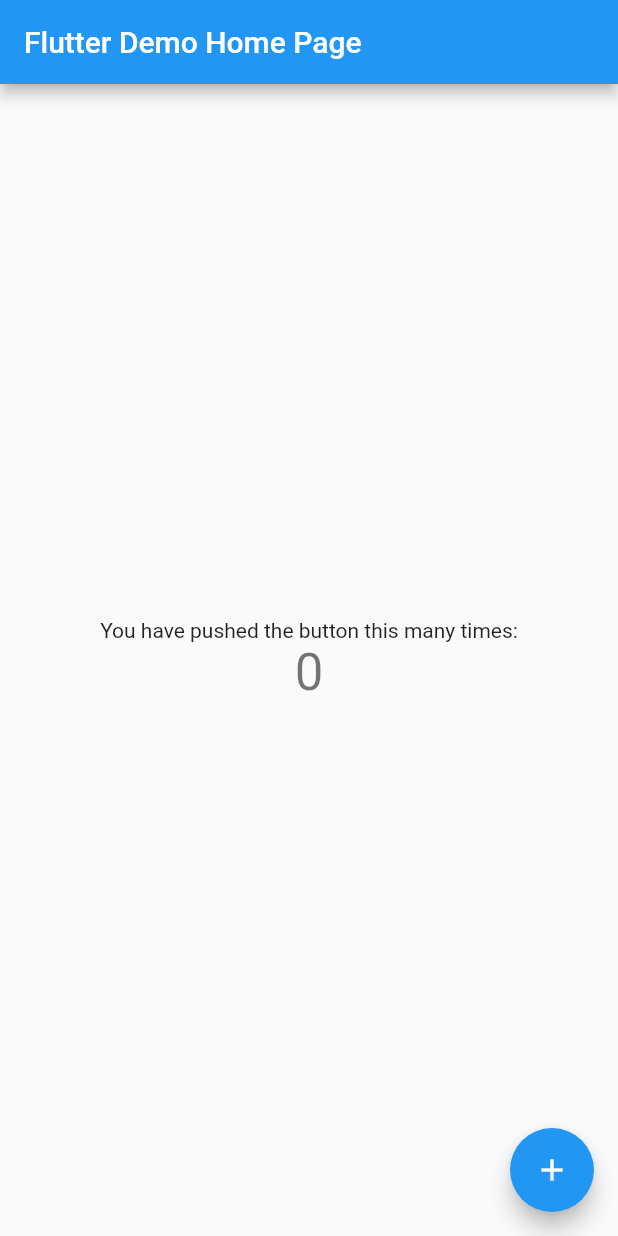
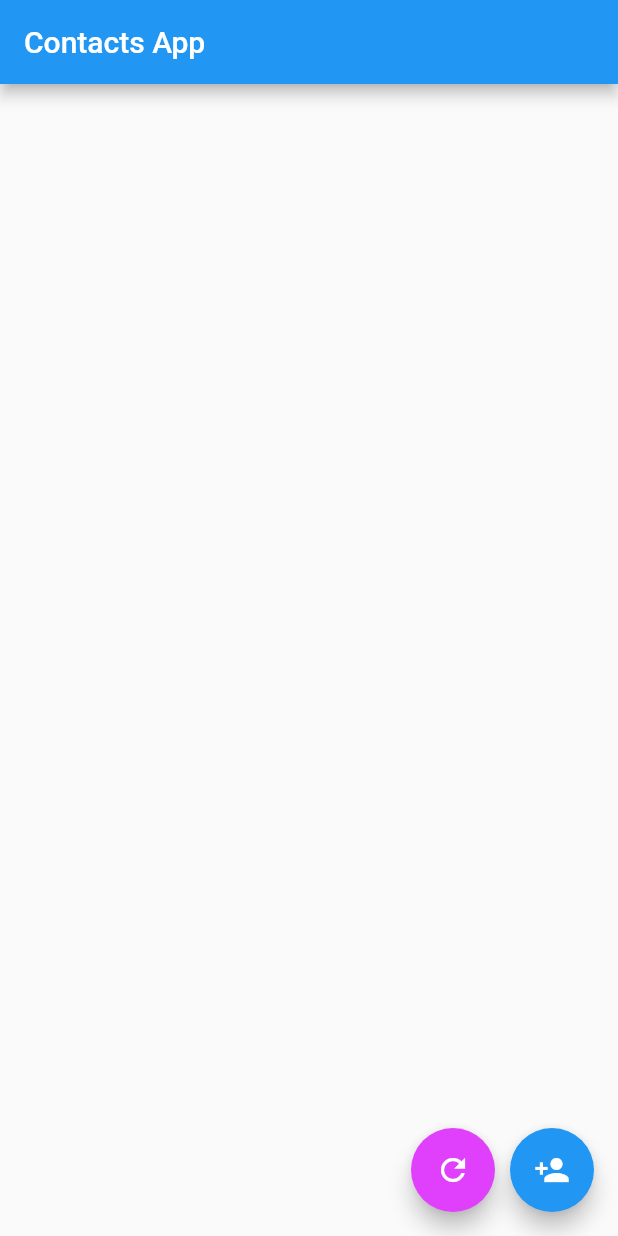
Before and after one commit to AyushTripathi28/ContactsApp, a Flutter app: the screen it shows after launch, on a phone screen of 412 x 824 dp. Run offline on Flutter 3.47's test engine with Material 2 defaults, Android fonts, the phone set to English and light mode, and no system bars; our stand-ins replace shelf, shelf_web_socket; missing offline and left inert: mongo_dart, shelf_router.

Commit message:
adding modal class

```diff
--- /dev/null
+++ b/packages/contactsapp_frontend/lib/api.dart
@@ -0,0 +1,18 @@
+class Contact {
+  Contact._(this.id, this.name, this.initials);
+
+  final String id;
+  final String name;
+  final String initials;
+
+  factory Contact.fromJson(Map<String, dynamic> json) {
+    final name = json['name'];
+    final names = name.split(' ');
+    final initials = names[0].substring(0, 1) + names[1].substring(0, 1);
+
+    return Contact._(json['_id'], name, initials);
+  }
+
+  @override
+  List<String> get props => [id, name, initials];
+}
--- /dev/null
+++ b/packages/contactsapp_frontend/lib/homepage.dart
@@ -0,0 +1,43 @@
+import 'package:flutter/material.dart';
+
+class HomePage extends StatefulWidget {
+  const HomePage({Key? key}) : super(key: key);
+
+  @override
+  State<HomePage> createState() => _HomePageState();
+}
+
+class _HomePageState extends State<HomePage> {
+  @override
+  Widget build(BuildContext context) {
+    return Scaffold(
+      appBar: AppBar(
+        title: const Text('Contacts App'),
+      ),
+      body: Container(),
+      floatingActionButton: Row(
+        mainAxisAlignment: MainAxisAlignment.end,
+        children: [
+          FloatingActionButton(
+            onPressed: () {},
+            tooltip: "Refresh List",
+            backgroundColor: Colors.purpleAccent,
+            child: const Icon(
+              Icons.refresh,
+            ),
+          ),
+          const SizedBox(
+            width: 10,
+          ),
+          FloatingActionButton(
+            onPressed: () {},
+            tooltip: "Add new contacts",
+            child: const Icon(
+              Icons.person_add,
+            ),
+          ),
+        ],
+      ),
+    );
+  }
+}
--- a/packages/contactsapp_frontend/lib/main.dart
+++ b/packages/contactsapp_frontend/lib/main.dart
@@ -1,4 +1,6 @@
 import 'package:flutter/material.dart';
+
+import 'homepage.dart';
 
 void main() {
   runApp(const MyApp());
@@ -7,109 +9,14 @@ void main() {
 class MyApp extends StatelessWidget {
   const MyApp({Key? key}) : super(key: key);
 
-  // This widget is the root of your application.
   @override
   Widget build(BuildContext context) {
     return MaterialApp(
-      title: 'Flutter Demo',
+      title: 'Contacts App',
       theme: ThemeData(
-        // This is the theme of your application.
-        //
-        // Try running your application with "flutter run". You'll see the
-        // application has a blue toolbar. Then, without quitting the app, try
-        // changing the primarySwatch below to Colors.green and then invoke
-        // "hot reload" (press "r" in the console where you ran "flutter run",
-        // or simply save your changes to "hot reload" in a Flutter IDE).
-        // Notice that the counter didn't reset back to zero; the application
-        // is not restarted.
         primarySwatch: Colors.blue,
       ),
-      home: const MyHomePage(title: 'Flutter Demo Home Page'),
+      home: const HomePage(),
     );
   }
 }
-
-class MyHomePage extends StatefulWidget {
-  const MyHomePage({Key? key, required this.title}) : super(key: key);
-
-  // This widget is the home page of your application. It is stateful, meaning
-  // that it has a State object (defined below) that contains fields that affect
-  // how it looks.
-
-  // This class is the configuration for the state. It holds the values (in this
-  // case the title) provided by the parent (in this case the App widget) and
-  // used by the build method of the State. Fields in a Widget subclass are
-  // always marked "final".
-
-  final String title;
-
-  @override
-  State<MyHomePage> createState() => _MyHomePageState();
-}
-
-class _MyHomePageState extends State<MyHomePage> {
-  int _counter = 0;
-
-  void _incrementCounter() {
-    setState(() {
-      // This call to setState tells the Flutter framework that something has
-      // changed in this State, which causes it to rerun the build method below
-      // so that the display can reflect the updated values. If we changed
-      // _counter without calling setState(), then the build method would not be
-      // called again, and so nothing would appear to happen.
-      _counter++;
-    });
-  }
-
-  @override
-  Widget build(BuildContext context) {
-    // This method is rerun every time setState is called, for instance as done
-    // by the _incrementCounter method above.
-    //
-    // The Flutter framework has been optimized to make rerunning build methods
-    // fast, so that you can just rebuild anything that needs updating rather
-    // than having to individually change instances of widgets.
-    return Scaffold(
-      appBar: AppBar(
-        // Here we take the value from the MyHomePage object that was created by
-        // the App.build method, and use it to set our appbar title.
-        title: Text(widget.title),
-      ),
-      body: Center(
-        // Center is a layout widget. It takes a single child and positions it
-        // in the middle of the parent.
-        child: Column(
-          // Column is also a layout widget. It takes a list of children and
-          // arranges them vertically. By default, it sizes itself to fit its
-          // children horizontally, and tries to be as tall as its parent.
-          //
-          // Invoke "debug painting" (press "p" in the console, choose the
-          // "Toggle Debug Paint" action from the Flutter Inspector in Android
-          // Studio, or the "Toggle Debug Paint" command in Visual Studio Code)
-          // to see the wireframe for each widget.
-          //
-          // Column has various properties to control how it sizes itself and
-          // how it positions its children. Here we use mainAxisAlignment to
-          // center the children vertically; the main axis here is the vertical
-          // axis because Columns are vertical (the cross axis would be
-          // horizontal).
-          mainAxisAlignment: MainAxisAlignment.center,
-          children: <Widget>[
-            const Text(
-              'You have pushed the button this many times:',
-            ),
-            Text(
-              '$_counter',
-              style: Theme.of(context).textTheme.headline4,
-            ),
-          ],
-        ),
-      ),
-      floatingActionButton: FloatingActionButton(
-        onPressed: _incrementCounter,
-        tooltip: 'Increment',
-        child: const Icon(Icons.add),
-      ), // This trailing comma makes auto-formatting nicer for build methods.
-    );
-  }
-}
```
Also changed, not shown: packages/contactsapp_frontend/pubspec.yaml (+5 -3 lines).
